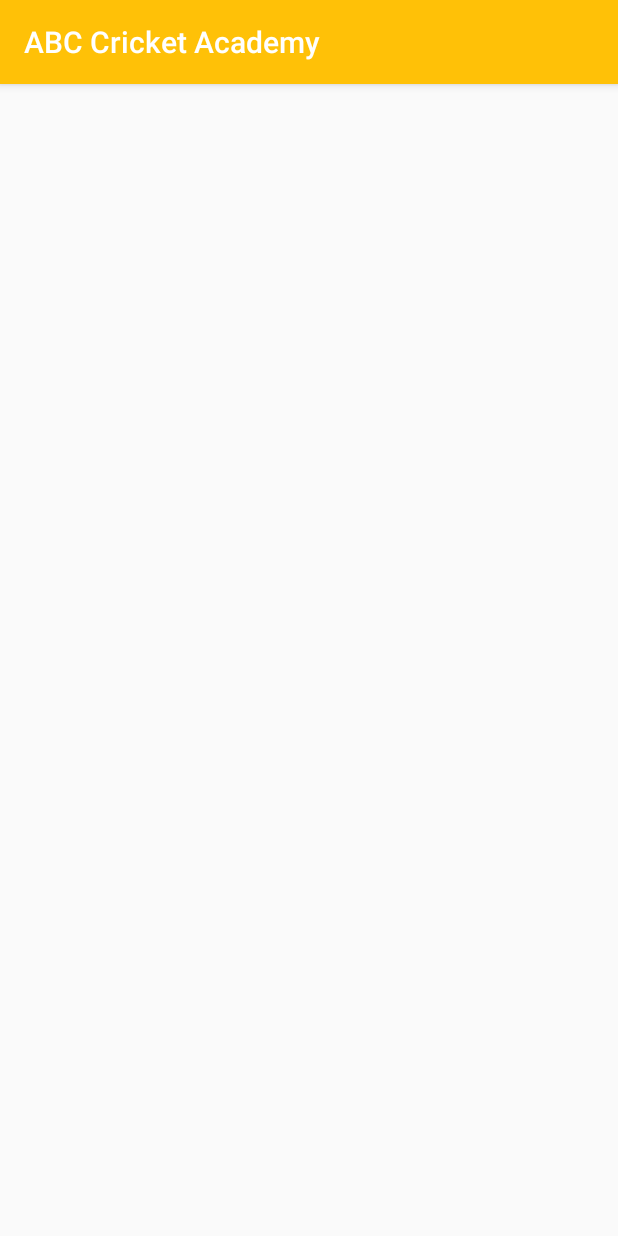
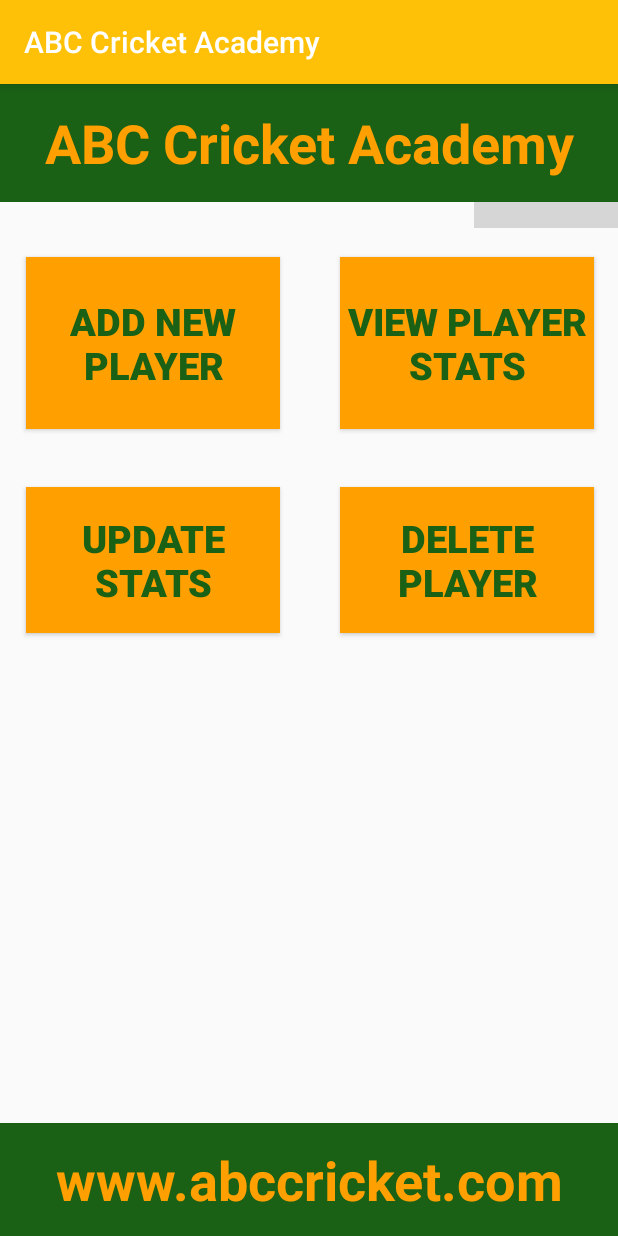
Before and after one commit to shhekarchowdary/ABC_Cricket_Academy, an Android app: the screen it shows after launch (MainActivity), on a phone screen of 412 x 824 dp. Run offline under Robolectric (Android 15) with nearby library versions, the light colour scheme and no system bars.

Commit message:
2 Layouts Completed

```diff
--- a/app/src/main/AndroidManifest.xml
+++ b/app/src/main/AndroidManifest.xml
@@ -9,6 +9,7 @@
         android:roundIcon="@mipmap/ic_launcher_round"
         android:supportsRtl="true"
         android:theme="@style/AppTheme">
+        <activity android:name=".add_player"></activity>
         <activity android:name=".MainActivity">
             <intent-filter>
                 <action android:name="android.intent.action.MAIN" />
--- a/app/src/main/res/layout/activity_main.xml
+++ b/app/src/main/res/layout/activity_main.xml
@@ -14,7 +14,7 @@
         app:layout_constraintGuide_percent="0.10259918" />
 
     <ImageView
-        android:id="@+id/imageView2"
+        android:id="@+id/background"
         android:layout_width="wrap_content"
         android:layout_height="wrap_content"
         app:layout_constraintBottom_toBottomOf="parent"
@@ -23,26 +23,18 @@
         app:layout_constraintVertical_bias="0.0"
         app:srcCompat="@drawable/background" />
 
-    <Button
-        android:id="@+id/button4"
-        android:background="@color/Buttons"
-        android:text="@string/Delete_Button"
-        android:textColor="@color/colorPrimaryDark"
-        android:textSize="25sp"
-        app:layout_constraintBottom_toTopOf="@+id/guideline6"
-        app:layout_constraintEnd_toEndOf="parent"
-        app:layout_constraintStart_toStartOf="@+id/guideline8"
-        app:layout_constraintTop_toTopOf="@+id/guideline11" />
-
     <TextView
-        android:id="@+id/Heading"
+        android:id="@+id/header"
+        android:layout_width="0dp"
+        android:layout_height="0dp"
         android:background="#1A6015"
+        android:gravity="center"
         android:lineSpacingExtra="10sp"
         android:text="@string/academy_name"
         android:textAlignment="center"
         android:textAppearance="@style/TextAppearance.AppCompat.Display1"
         android:textColor="@color/colorPrimaryDark"
-        android:textSize="40sp"
+        android:textSize="36sp"
         android:textStyle="bold"
         app:layout_constraintBottom_toTopOf="@+id/guideline"
         app:layout_constraintLeft_toLeftOf="parent"
@@ -50,19 +42,80 @@
         app:layout_constraintTop_toTopOf="parent" />
 
     <TextView
-        android:id="@+id/heading"
+        android:id="@+id/footer"
+        android:layout_width="0dp"
+        android:layout_height="0dp"
         android:background="#1A6015"
+        android:gravity="center"
         android:lineSpacingExtra="10sp"
         android:text="@string/website"
         android:textAlignment="center"
         android:textAppearance="@style/TextAppearance.AppCompat.Display1"
         android:textColor="@color/colorPrimaryDark"
-        android:textSize="40sp"
+        android:textSize="36sp"
         android:textStyle="bold"
         app:layout_constraintBottom_toBottomOf="parent"
         app:layout_constraintLeft_toLeftOf="parent"
         app:layout_constraintRight_toRightOf="parent"
         app:layout_constraintTop_toTopOf="@+id/guideline4" />
+
+    <Button
+        android:id="@+id/add_button"
+        android:layout_width="0dp"
+        android:layout_height="0dp"
+        android:background="@color/colorPrimaryDark"
+        android:text="@string/Add_Button"
+        android:textColor="@color/Buttons"
+        android:textSize="25sp"
+        android:textStyle="bold"
+        app:layout_constraintBottom_toTopOf="@+id/guideline5"
+        app:layout_constraintEnd_toStartOf="@+id/guideline7"
+        app:layout_constraintStart_toStartOf="@+id/guideline12"
+        app:layout_constraintTop_toTopOf="@+id/guideline9" />
+
+    <Button
+        android:id="@+id/view_button"
+        android:layout_width="0dp"
+        android:layout_height="0dp"
+        android:background="@color/colorPrimaryDark"
+        android:text="@string/View_Button"
+        android:textColor="@color/Buttons"
+        android:textSize="25sp"
+        android:textStyle="bold"
+        app:layout_constraintBottom_toTopOf="@+id/guideline5"
+        app:layout_constraintEnd_toStartOf="@+id/guideline13"
+        app:layout_constraintStart_toStartOf="@+id/guideline8"
+        app:layout_constraintTop_toTopOf="@+id/guideline9" />
+
+    <Button
+        android:id="@+id/update_button"
+        android:layout_width="0dp"
+        android:layout_height="0dp"
+        android:background="@color/colorPrimaryDark"
+        android:text="@string/Update_Button"
+        android:textColor="@color/Buttons"
+        android:textSize="25sp"
+        android:textStyle="bold"
+        app:layout_constraintBottom_toTopOf="@+id/guideline6"
+        app:layout_constraintEnd_toStartOf="@+id/guideline7"
+        app:layout_constraintStart_toStartOf="@+id/guideline12"
+        app:layout_constraintTop_toTopOf="@+id/guideline11" />
+
+    <Button
+        android:id="@+id/delete_button"
+        android:layout_width="0dp"
+        android:layout_height="0dp"
+        android:background="@color/colorPrimaryDark"
+        android:text="@string/Delete_Button"
+        android:textColor="@color/Buttons"
+        android:textSize="25sp"
+        android:textStyle="bold"
+        app:layout_constraintBottom_toTopOf="@+id/guideline6"
+        app:layout_constraintEnd_toStartOf="@+id/guideline13"
+        app:layout_constraintHorizontal_bias="1.0"
+        app:layout_constraintStart_toStartOf="@+id/guideline8"
+        app:layout_constraintTop_toTopOf="@+id/guideline11"
+        app:layout_constraintVertical_bias="0.0" />
 
     <androidx.constraintlayout.widget.Guideline
         android:id="@+id/guideline4"
@@ -71,79 +124,60 @@
         android:orientation="horizontal"
         app:layout_constraintGuide_percent="0.9015048" />
 
-    <Button
-        android:id="@+id/button"
-        android:background="@color/Buttons"
-        android:text="@string/Add_Button"
-        android:textColor="@color/colorPrimaryDark"
-        android:textSize="25sp"
-        app:layout_constraintBottom_toTopOf="@+id/guideline5"
-        app:layout_constraintEnd_toStartOf="@+id/guideline7"
-        app:layout_constraintStart_toStartOf="parent"
-        app:layout_constraintTop_toTopOf="@+id/guideline9" />
-
-    <Button
-        android:id="@+id/button3"
-        android:background="@color/Buttons"
-        android:text="@string/Update_Button"
-        android:textColor="@color/colorPrimaryDark"
-        android:textSize="25sp"
-        app:layout_constraintBottom_toTopOf="@+id/guideline6"
-        app:layout_constraintEnd_toStartOf="@+id/guideline7"
-        app:layout_constraintStart_toStartOf="parent"
-        app:layout_constraintTop_toTopOf="@+id/guideline11" />
-
-    <Button
-        android:id="@+id/button2"
-        android:background="@color/Buttons"
-        android:text="@string/View_Button"
-        android:textColor="@color/colorPrimaryDark"
-        android:textSize="25sp"
-        app:layout_constraintBottom_toTopOf="@+id/guideline5"
-        app:layout_constraintEnd_toEndOf="parent"
-        app:layout_constraintStart_toStartOf="@+id/guideline8"
-        app:layout_constraintTop_toTopOf="@+id/guideline9" />
-
     <androidx.constraintlayout.widget.Guideline
         android:id="@+id/guideline5"
         android:layout_width="wrap_content"
         android:layout_height="wrap_content"
         android:orientation="horizontal"
-        app:layout_constraintGuide_end="512dp" />
+        app:layout_constraintGuide_percent="0.2995896" />
 
     <androidx.constraintlayout.widget.Guideline
         android:id="@+id/guideline6"
         android:layout_width="wrap_content"
         android:layout_height="wrap_content"
         android:orientation="horizontal"
-        app:layout_constraintGuide_percent="0.500684" />
+        app:layout_constraintGuide_begin="366dp" />
 
     <androidx.constraintlayout.widget.Guideline
         android:id="@+id/guideline7"
         android:layout_width="wrap_content"
         android:layout_height="wrap_content"
         android:orientation="vertical"
-        app:layout_constraintGuide_percent="0.40389293" />
+        app:layout_constraintGuide_percent="0.45255473" />
 
     <androidx.constraintlayout.widget.Guideline
         android:id="@+id/guideline8"
         android:layout_width="wrap_content"
         android:layout_height="wrap_content"
         android:orientation="vertical"
-        app:layout_constraintGuide_percent="0.6" />
+        app:layout_constraintGuide_percent="0.55" />
 
     <androidx.constraintlayout.widget.Guideline
         android:id="@+id/guideline9"
         android:layout_width="wrap_content"
         android:layout_height="wrap_content"
         android:orientation="horizontal"
-        app:layout_constraintGuide_percent="0.1504788" />
+        app:layout_constraintGuide_percent="0.15" />
 
     <androidx.constraintlayout.widget.Guideline
         android:id="@+id/guideline11"
         android:layout_width="wrap_content"
         android:layout_height="wrap_content"
         android:orientation="horizontal"
-        app:layout_constraintGuide_percent="0.3515732" />
+        app:layout_constraintGuide_percent="0.35" />
+
+    <androidx.constraintlayout.widget.Guideline
+        android:id="@+id/guideline12"
+        android:layout_width="wrap_content"
+        android:layout_height="wrap_content"
+        android:orientation="vertical"
+        app:layout_constraintGuide_percent="0.04136253" />
+
+    <androidx.constraintlayout.widget.Guideline
+        android:id="@+id/guideline13"
+        android:layout_width="wrap_content"
+        android:layout_height="wrap_content"
+        android:orientation="vertical"
+        app:layout_constraintGuide_percent="0.96107054" />
 
 </androidx.constraintlayout.widget.ConstraintLayout>
```
Also changed, not shown: app/src/main/java/com/arr/abccricketacademy/add_player.java (added, +14 -0 lines), app/src/main/res/layout/activity_add_player.xml (added, +238 -0 lines), app/src/main/res/values/strings.xml (+18 -0 lines).
